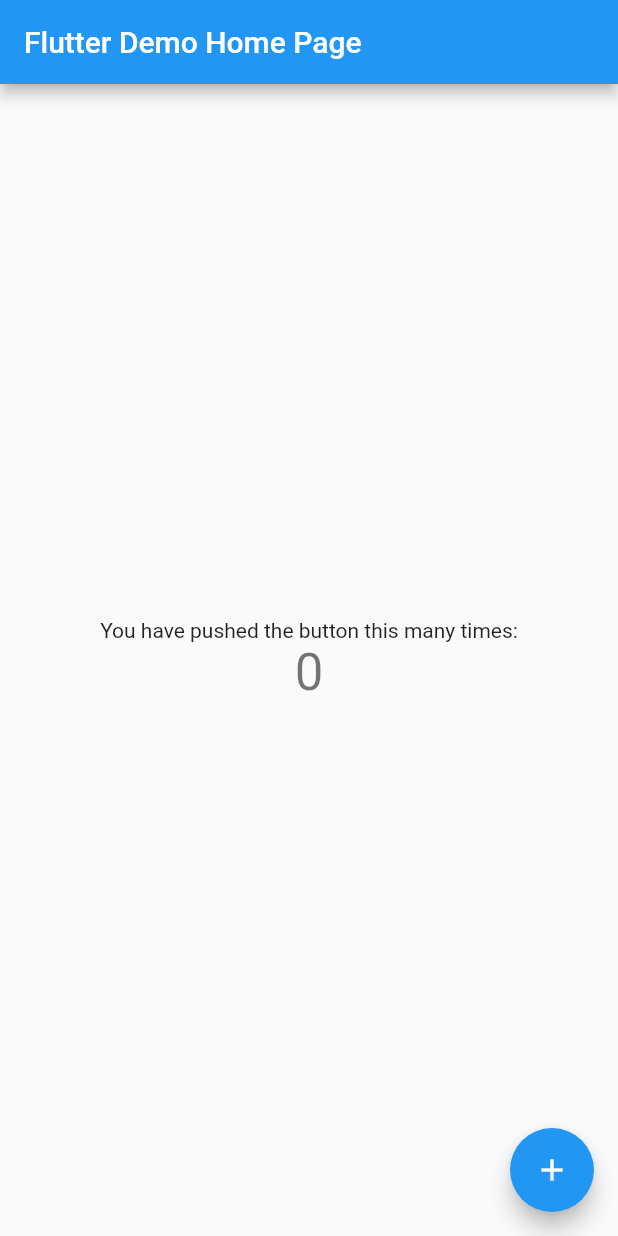
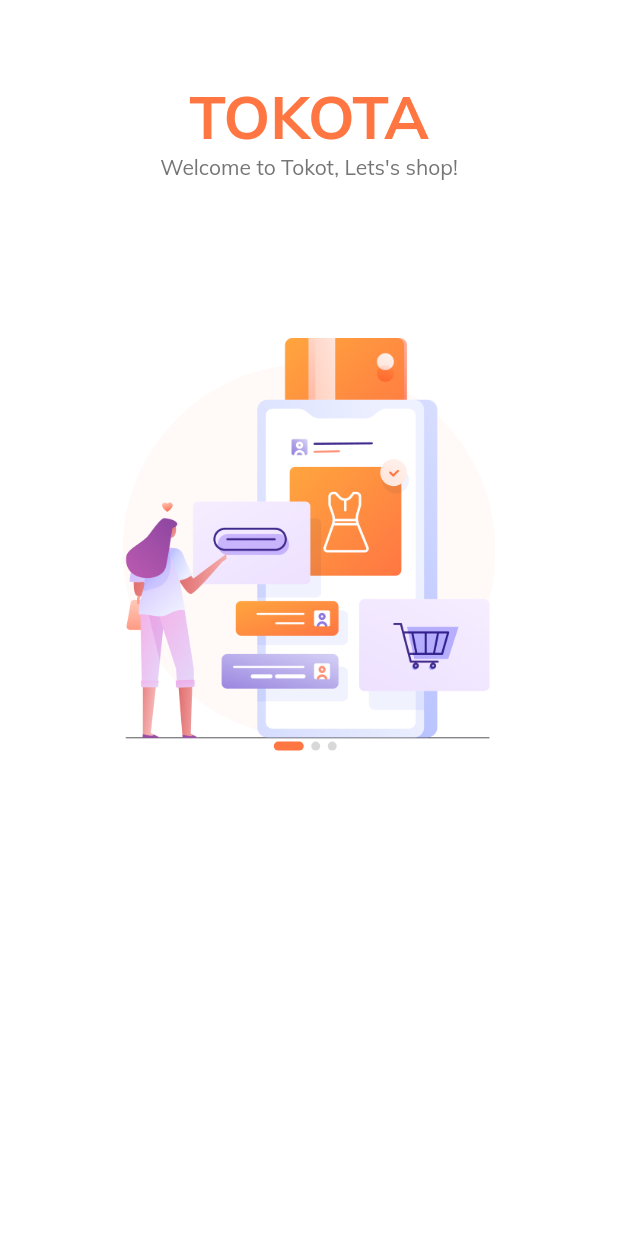
Before and after one commit to hutomosaktikartiko/Shop-App, a Flutter app: the screen it shows after launch, on a phone screen of 412 x 824 dp. Run offline on Flutter 3.47's test engine with Material 2 defaults, Android fonts, the phone set to English and light mode, and no system bars.

Commit message:
Dot Indicator

```diff
--- a/lib/main.dart
+++ b/lib/main.dart
@@ -1,4 +1,6 @@
 import 'package:flutter/material.dart';
+import 'package:shop_app/constans.dart';
+import 'package:shop_app/screens/splash/splash_screen.dart';
 
 void main() {
   runApp(MyApp());
@@ -11,107 +13,15 @@ class MyApp extends StatelessWidget {
     return MaterialApp(
       title: 'Flutter Demo',
       theme: ThemeData(
-        // This is the theme of your application.
-        //
-        // Try running your application with "flutter run". You'll see the
-        // application has a blue toolbar. Then, without quitting the app, try
-        // changing the primarySwatch below to Colors.green and then invoke
-        // "hot reload" (press "r" in the console where you ran "flutter run",
-        // or simply save your changes to "hot reload" in a Flutter IDE).
-        // Notice that the counter didn't reset back to zero; the application
-        // is not restarted.
-        primarySwatch: Colors.blue,
-        // This makes the visual density adapt to the platform that you run
-        // the app on. For desktop platforms, the controls will be smaller and
-        // closer together (more dense) than on mobile platforms.
+        scaffoldBackgroundColor: Colors.white,
+        fontFamily: "Muli",
+        textTheme: TextTheme(
+          bodyText1: TextStyle(color: kTextColor),
+          bodyText2: TextStyle(color: kTextColor),
+        ),
         visualDensity: VisualDensity.adaptivePlatformDensity,
       ),
-      home: MyHomePage(title: 'Flutter Demo Home Page'),
+      home: SplashScreen(),
     );
   }
 }
-
-class MyHomePage extends StatefulWidget {
-  MyHomePage({Key key, this.title}) : super(key: key);
-
-  // This widget is the home page of your application. It is stateful, meaning
-  // that it has a State object (defined below) that contains fields that affect
-  // how it looks.
-
-  // This class is the configuration for the state. It holds the values (in this
-  // case the title) provided by the parent (in this case the App widget) and
-  // used by the build method of the State. Fields in a Widget subclass are
-  // always marked "final".
-
-  final String title;
-
-  @override
-  _MyHomePageState createState() => _MyHomePageState();
-}
-
-class _MyHomePageState extends State<MyHomePage> {
-  int _counter = 0;
-
-  void _incrementCounter() {
-    setState(() {
-      // This call to setState tells the Flutter framework that something has
-      // changed in this State, which causes it to rerun the build method below
-      // so that the display can reflect the updated values. If we changed
-      // _counter without calling setState(), then the build method would not be
-      // called again, and so nothing would appear to happen.
-      _counter++;
-    });
-  }
-
-  @override
-  Widget build(BuildContext context) {
-    // This method is rerun every time setState is called, for instance as done
-    // by the _incrementCounter method above.
-    //
-    // The Flutter framework has been optimized to make rerunning build methods
-    // fast, so that you can just rebuild anything that needs updating rather
-    // than having to individually change instances of widgets.
-    return Scaffold(
-      appBar: AppBar(
-        // Here we take the value from the MyHomePage object that was created by
-        // the App.build method, and use it to set our appbar title.
-        title: Text(widget.title),
-      ),
-      body: Center(
-        // Center is a layout widget. It takes a single child and positions it
-        // in the middle of the parent.
-        child: Column(
-          // Column is also a layout widget. It takes a list of children and
-          // arranges them vertically. By default, it sizes itself to fit its
-          // children horizontally, and tries to be as tall as its parent.
-          //
-          // Invoke "debug painting" (press "p" in the console, choose the
-          // "Toggle Debug Paint" action from the Flutter Inspector in Android
-          // Studio, or the "Toggle Debug Paint" command in Visual Studio Code)
-          // to see the wireframe for each widget.
-          //
-          // Column has various properties to control how it sizes itself and
-          // how it positions its children. Here we use mainAxisAlignment to
-          // center the children vertically; the main axis here is the vertical
-          // axis because Columns are vertical (the cross axis would be
-          // horizontal).
-          mainAxisAlignment: MainAxisAlignment.center,
-          children: <Widget>[
-            Text(
-              'You have pushed the button this many times:',
-            ),
-            Text(
-              '$_counter',
-              style: Theme.of(context).textTheme.headline4,
-            ),
-          ],
-        ),
-      ),
-      floatingActionButton: FloatingActionButton(
-        onPressed: _incrementCounter,
-        tooltip: 'Increment',
-        child: Icon(Icons.add),
-      ), // This trailing comma makes auto-formatting nicer for build methods.
-    );
-  }
-}
--- /dev/null
+++ b/lib/screens/splash/components/body.dart
@@ -0,0 +1,75 @@
+import 'package:flutter/material.dart';
+import 'package:shop_app/constans.dart';
+import 'package:shop_app/screens/splash/components/splash_content.dart';
+
+class Body extends StatefulWidget {
+  @override
+  _BodyState createState() => _BodyState();
+}
+
+class _BodyState extends State<Body> {
+  int currentPage = 0;
+  List<Map<String, String>> splashData = [
+    {
+      "text": "Welcome to Tokot, Lets's shop!",
+      "image": "assets/images/splash_1.png",
+    },
+    {
+      "text":
+          "We help people conect with store \naround United State of America",
+      "image": "assets/images/splash_2.png",
+    },
+    {
+      "text": "We show the easy way to shop \nJust stay at home with us",
+      "image": "assets/images/splash_3.png",
+    },
+  ];
+  @override
+  Widget build(BuildContext context) {
+    return SafeArea(
+      child: SizedBox(
+        width: double.infinity,
+        child: Column(
+          children: [
+            Expanded(
+                flex: 3,
+                child: PageView.builder(
+                  onPageChanged: (value) {
+                    setState(() {
+                      currentPage = value;
+                    });
+                  },
+                  itemCount: splashData.length,
+                  itemBuilder: (context, index) => SplashContent(
+                      text: splashData[index]["text"],
+                      image: splashData[index]["image"]),
+                )),
+            Expanded(
+              flex: 2,
+              child: Column(
+                children: [
+                  Row(
+                      mainAxisAlignment: MainAxisAlignment.center,
+                      children: List.generate(
+                          splashData.length, (index) => buildDot(index: index)))
+                ],
+              ),
+            )
+          ],
+        ),
+      ),
+    );
+  }
+
+  AnimatedContainer buildDot({int index}) {
+    return AnimatedContainer(
+      duration: kAnimationDuration,
+      margin: EdgeInsets.only(right: 5),
+      height: 6,
+      width: currentPage == index ? 20 : 6,
+      decoration: BoxDecoration(
+          color: currentPage == index ? kPrimaryColor : Color(0xFFD8D8D8),
+          borderRadius: BorderRadius.circular(3)),
+    );
+  }
+}
--- /dev/null
+++ b/lib/screens/splash/components/splash_content.dart
@@ -0,0 +1,40 @@
+import 'package:flutter/material.dart';
+import 'package:shop_app/constans.dart';
+import 'package:shop_app/size_config.dart';
+
+class SplashContent extends StatelessWidget {
+  const SplashContent({
+    Key key,
+    this.text,
+    this.image,
+  }) : super(key: key);
+  final String text, image;
+
+  @override
+  Widget build(BuildContext context) {
+    return Column(
+      children: [
+        Spacer(),
+        Text(
+          "TOKOTA",
+          style: TextStyle(
+              fontSize: getProportionateScreenWidth(36),
+              color: kPrimaryColor,
+              fontWeight: FontWeight.bold),
+        ),
+        Text(
+          text,
+          textAlign: TextAlign.center,
+        ),
+        Spacer(
+          flex: 2,
+        ),
+        Image.asset(
+          image,
+          height: getProportionateScreenHeight(265),
+          width: getProportionateScreenWidth(235),
+        )
+      ],
+    );
+  }
+}
--- /dev/null
+++ b/lib/screens/splash/splash_screen.dart
@@ -0,0 +1,13 @@
+import 'package:flutter/material.dart';
+import 'package:shop_app/screens/splash/components/body.dart';
+import 'package:shop_app/size_config.dart';
+
+class SplashScreen extends StatelessWidget {
+  @override
+  Widget build(BuildContext context) {
+    SizeConfig().init(context);
+    return Scaffold(
+      body: Body(),
+    );
+  }
+}
```
